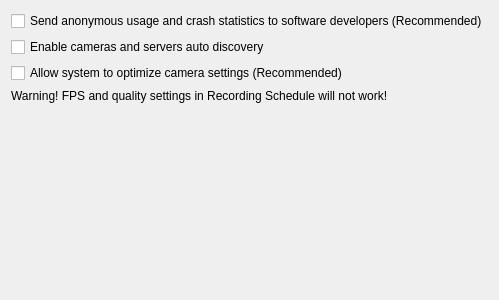
Qt form client/src/ui/widgets/settings/camera_management_widget.ui (networkoptix/nx_open) before a commit.
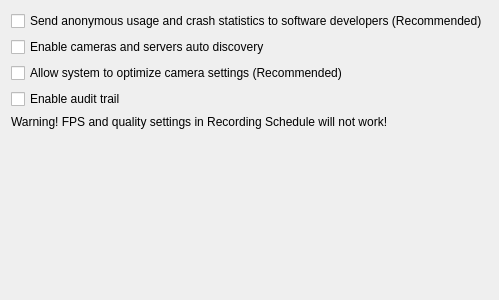
The same form after that commit.

Commit message:
(#VMS-313) - add option to enable audit trail
<==== Mercurial data ====>
Branch: dev_2.4.audit

```diff
--- a/client/src/ui/widgets/settings/camera_management_widget.ui
+++ b/client/src/ui/widgets/settings/camera_management_widget.ui
@@ -6,7 +6,7 @@
    <rect>
     <x>0</x>
     <y>0</y>
-    <width>443</width>
+    <width>446</width>
     <height>300</height>
    </rect>
   </property>
@@ -38,6 +38,13 @@
      </property>
     </widget>
    </item>
+   <item>
+    <widget class="QCheckBox" name="auditTrailCheckBox">
+     <property name="text">
+      <string>Enable audit trail</string>
+     </property>
+    </widget>
+   </item>
    <item>
     <widget class="QWidget" name="horizontalWidget" native="true">
      <layout class="QHBoxLayout" name="horizontalLayout_3">
```
The commit also changes 9 other files.
